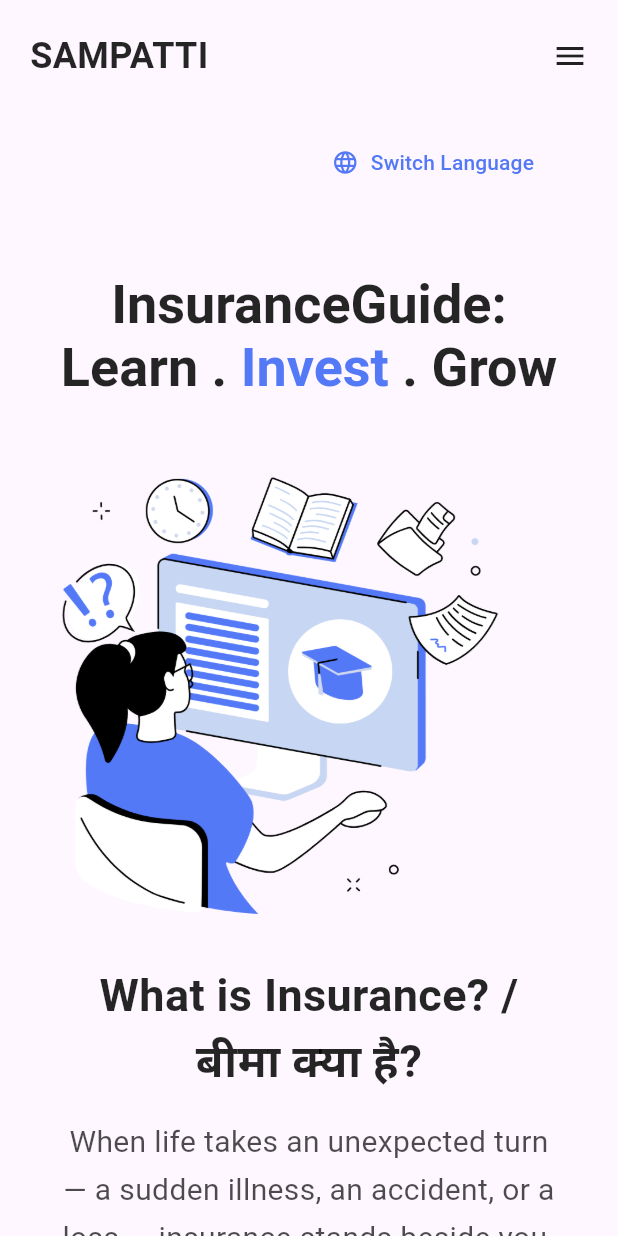
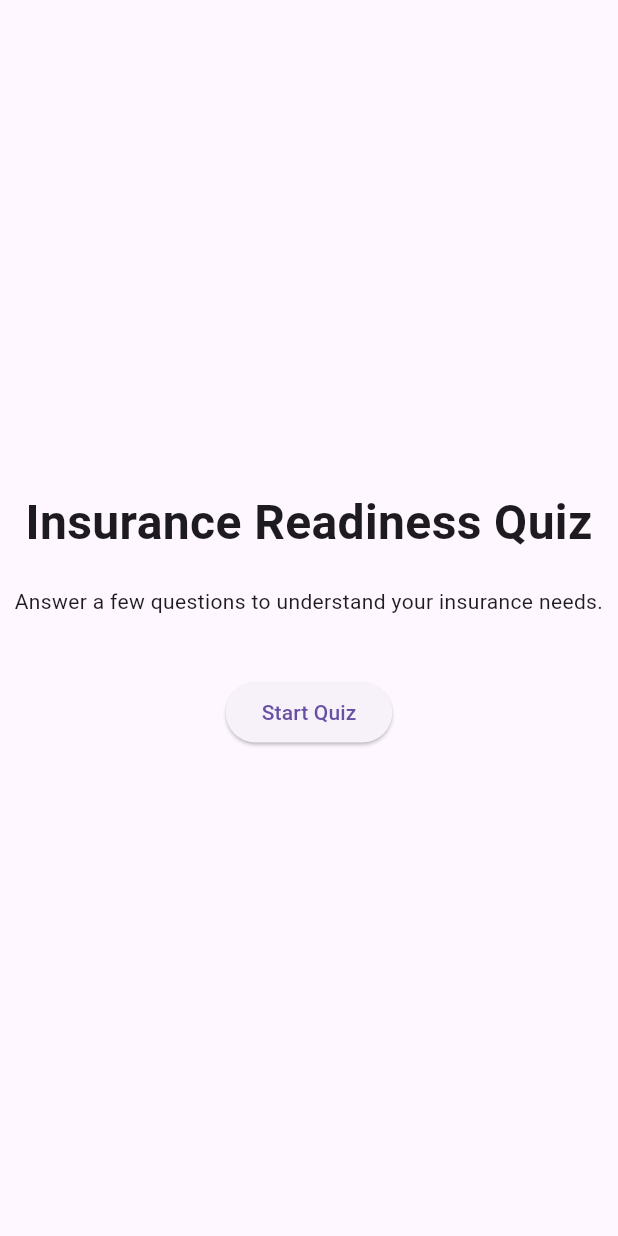
Before and after one commit to manasvinaik/sampatti, a Flutter app: the screen it shows after launch, scrolled down 463 dp, after a tap on "Start Learning", on a phone screen of 412 x 824 dp. Run offline on Flutter 3.47's test engine with Material 3 defaults, Android fonts, the phone set to English and light mode, and no system bars; Roboto replaces fonts that are missing (Times New Roman).

Commit message:
basic quiz function

```diff
--- a/lib/main.dart
+++ b/lib/main.dart
@@ -6,6 +6,11 @@ import 'screens/home/homepage.dart';
 import 'screens/insurance/insurance_guide.dart';
 import 'screens/ai/ai_detailpage.dart';
 import 'screens/ai/chat_page.dart';
+
+// quiz pages
+import 'quiz/quiz_intro.dart';
+import 'quiz/quiz_page.dart';
+import 'quiz/quiz_result.dart';
 
 void main() {
   runApp(const MyApp());
@@ -24,7 +29,16 @@ class MyApp extends StatelessWidget {
         Routes.home: (context) => const HomePage(),
         Routes.insuranceGuide: (context) => const InsuranceGuidePage(),
         Routes.aiDetail: (context) => const AIDetailPage(),
-        Routes.chat: (context) => const ChatPage(),
+        Routes.chat: (context) => ChatPage(), // ❌ not const if stateful
+
+        // QUIZ
+        Routes.quizIntro: (context) => const QuizIntroPage(),
+        Routes.quiz: (context) => const QuizPage(),
+        Routes.quizResult: (context) {
+          final args =
+              ModalRoute.of(context)!.settings.arguments as int;
+          return QuizResultPage(score: args);
+        },
       },
     );
   }
--- /dev/null
+++ b/lib/quiz/quiz_intro.dart
@@ -0,0 +1,40 @@
+import 'package:flutter/material.dart';
+import 'quiz_page.dart';
+
+class QuizIntroPage extends StatelessWidget {
+  const QuizIntroPage({super.key});
+
+  @override
+  Widget build(BuildContext context) {
+    return Scaffold(
+      body: Center(
+        child: Column(
+          mainAxisAlignment: MainAxisAlignment.center,
+          children: [
+            const Text(
+              "Insurance Readiness Quiz",
+              style: TextStyle(fontSize: 32, fontWeight: FontWeight.bold),
+            ),
+            const SizedBox(height: 20),
+            const Text(
+              "Answer a few questions to understand your insurance needs.",
+              textAlign: TextAlign.center,
+            ),
+            const SizedBox(height: 40),
+            ElevatedButton(
+              onPressed: () {
+                Navigator.push(
+                  context,
+                  MaterialPageRoute(
+                    builder: (_) => const QuizPage(),
+                  ),
+                );
+              },
+              child: const Text("Start Quiz"),
+            ),
+          ],
+        ),
+      ),
+    );
+  }
+}
--- a/lib/routes.dart
+++ b/lib/routes.dart
@@ -3,4 +3,9 @@ class Routes {
   static const String insuranceGuide = '/insurance-guide';
   static const String aiDetail = '/ai-detail';
   static const String chat = '/chat';
+
+   // QUIZ ROUTES
+  static const String quizIntro = '/quiz';
+  static const String quiz = '/quiz/start';
+  static const String quizResult = '/quiz/result';
 }
--- a/lib/screens/home/homepage.dart
+++ b/lib/screens/home/homepage.dart
@@ -1,4 +1,5 @@
 import 'package:flutter/material.dart';
+import '../../quiz/quiz_intro.dart';
 
 const Color appBlue = Color(0xFF5479F7);
 const Color headingColor = Color.fromRGBO(0, 0, 0, 0.85);
@@ -276,8 +277,13 @@ class HeroText extends StatelessWidget {
         const SizedBox(height: 40),
         ElevatedButton(
           onPressed: () {
-            Navigator.pushNamed(context, '/insurance-guide');
-          },
+  Navigator.push(
+    context,
+    MaterialPageRoute(
+      builder: (_) => QuizIntroPage(),
+    ),
+  );
+},
           style: ElevatedButton.styleFrom(
             backgroundColor: appBlue,
             foregroundColor: Colors.white,
--- /dev/null
+++ b/lib/services/quiz_api.dart
@@ -0,0 +1,16 @@
+import 'dart:convert';
+import 'package:http/http.dart' as http;
+
+class QuizApi {
+  static Future<List> fetchQuestions() async {
+    final res = await http.get(
+      Uri.parse('http://127.0.0.1:8000/api/quiz/'),
+    );
+
+    if (res.statusCode == 200) {
+      return json.decode(res.body);
+    } else {
+      throw Exception("Failed to load quiz");
+    }
+  }
+}
--- a/pubspec.yaml
+++ b/pubspec.yaml
@@ -34,6 +34,7 @@ dependencies:
   # The following adds the Cupertino Icons font to your application.
   # Use with the CupertinoIcons class for iOS style icons.
   cupertino_icons: ^1.0.8
+  http: ^1.6.0
 
 dev_dependencies:
   flutter_test:
```
Also changed, not shown: lib/quiz/quiz_page.dart (added, +94 -0 lines), lib/quiz/quiz_result.dart (added, +33 -0 lines), pubspec.lock.
